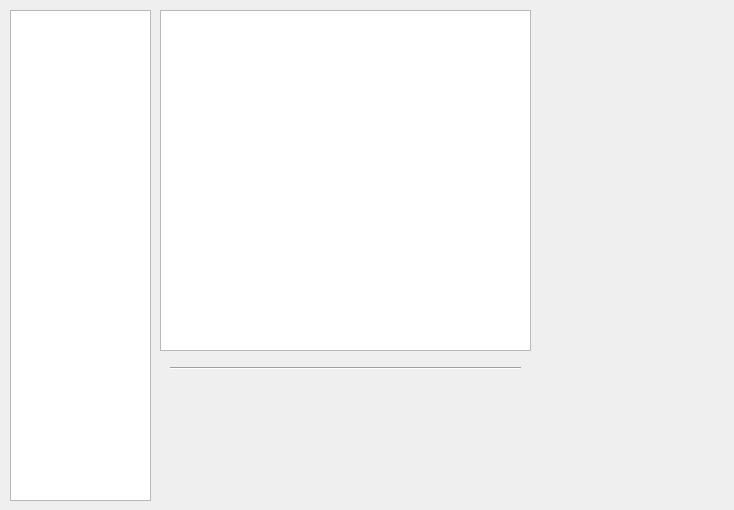
Qt form ui/form_mock.ui (chocoball/StageEditor) before a commit.
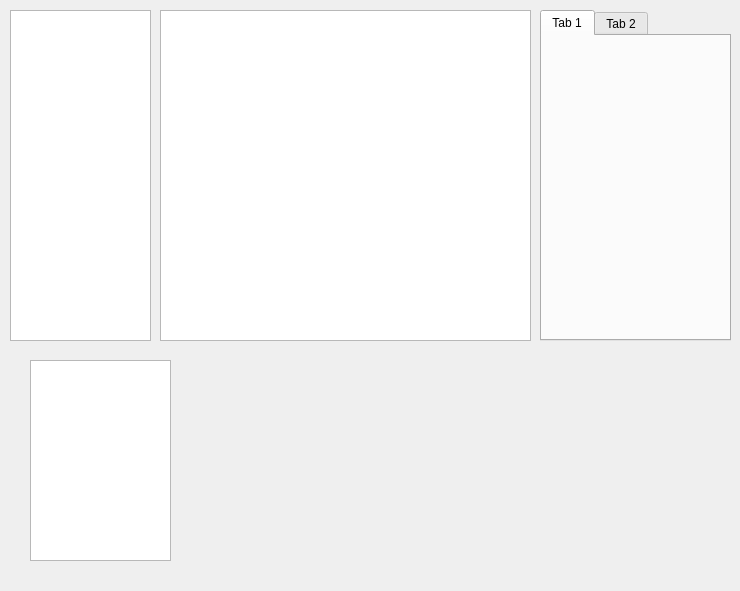
The same form after that commit.

What changed in the file:
```diff
--- a/ui/form_mock.ui
+++ b/ui/form_mock.ui
@@ -6,8 +6,8 @@
    <rect>
     <x>0</x>
     <y>0</y>
-    <width>734</width>
-    <height>510</height>
+    <width>740</width>
+    <height>591</height>
    </rect>
   </property>
   <property name="windowTitle">
@@ -19,7 +19,7 @@
      <x>10</x>
      <y>10</y>
      <width>141</width>
-     <height>491</height>
+     <height>331</height>
     </rect>
    </property>
   </widget>
@@ -29,22 +29,42 @@
      <x>160</x>
      <y>10</y>
      <width>371</width>
-     <height>341</height>
+     <height>331</height>
     </rect>
    </property>
   </widget>
-  <widget class="Line" name="line">
+  <widget class="QTabWidget" name="tabWidget">
    <property name="geometry">
     <rect>
-     <x>170</x>
+     <x>540</x>
+     <y>10</y>
+     <width>191</width>
+     <height>331</height>
+    </rect>
+   </property>
+   <property name="currentIndex">
+    <number>0</number>
+   </property>
+   <widget class="QWidget" name="tab_map">
+    <attribute name="title">
+     <string>Tab 1</string>
+    </attribute>
+   </widget>
+   <widget class="QWidget" name="tab_object">
+    <attribute name="title">
+     <string>Tab 2</string>
+    </attribute>
+   </widget>
+  </widget>
+  <widget class="QListView" name="listView">
+   <property name="geometry">
+    <rect>
+     <x>30</x>
      <y>360</y>
-     <width>351</width>
-     <height>16</height>
+     <width>141</width>
+     <height>201</height>
     </rect>
    </property>
-   <property name="orientation">
-    <enum>Qt::Horizontal</enum>
-   </property>
   </widget>
  </widget>
  <resources/>
```
